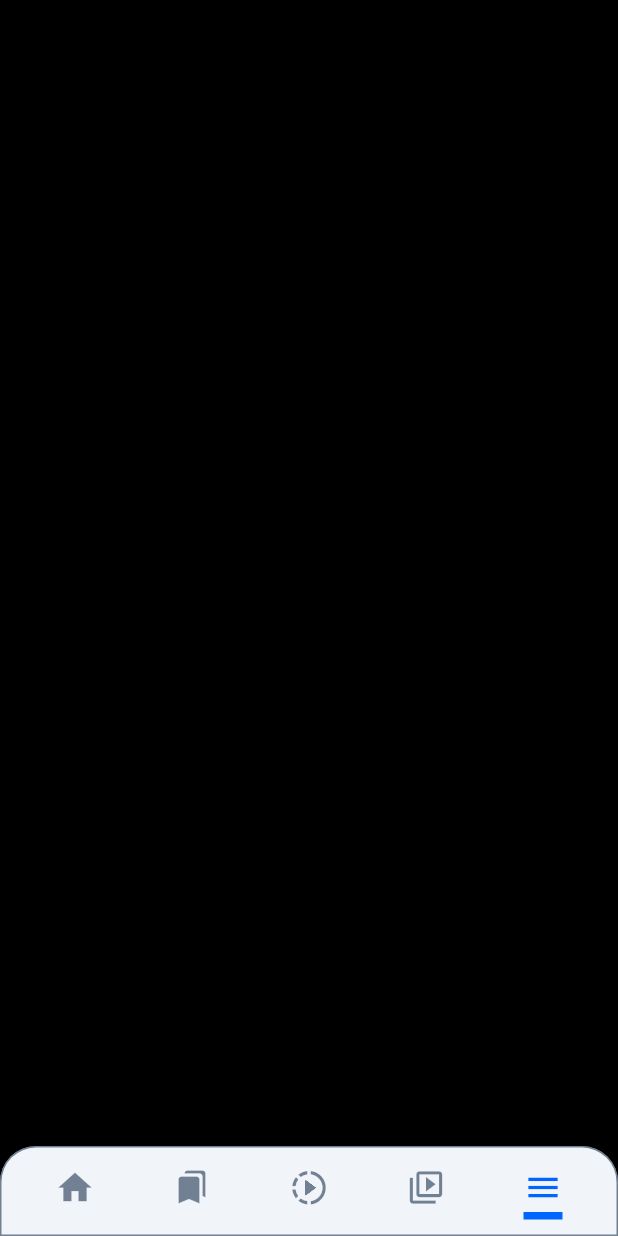
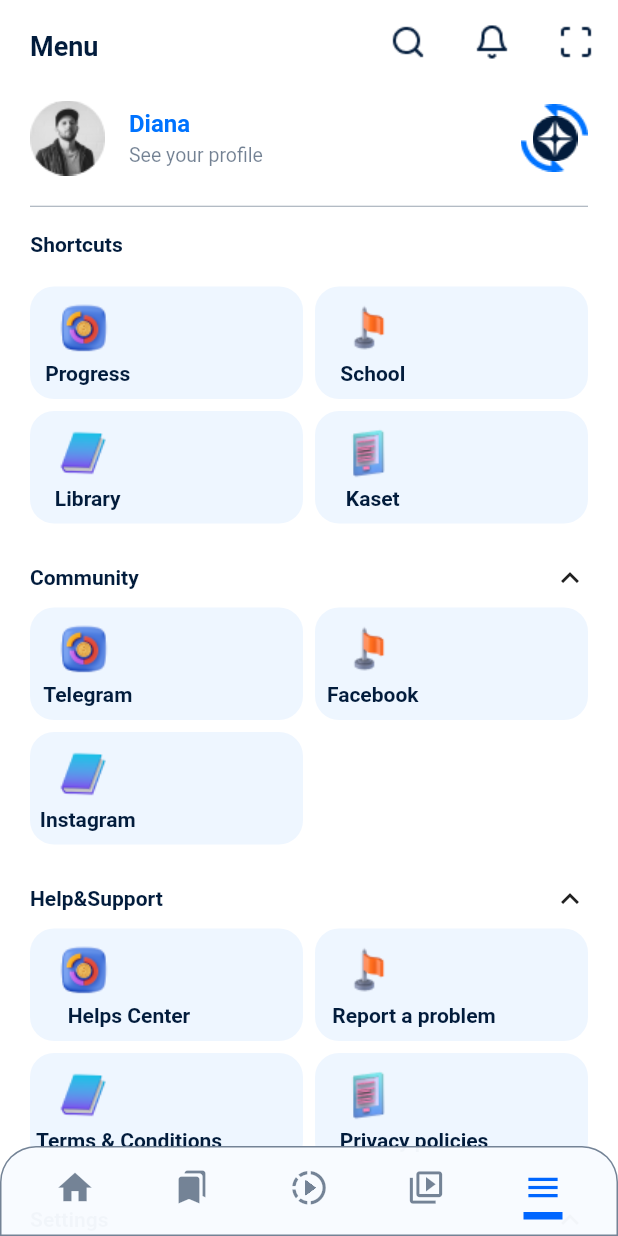
Before and after one commit to Dianagit168/Weteka_mobile, a Flutter app: the screen it shows after launch, item 5 of the bottom bar chosen, on a phone screen of 412 x 824 dp. Run offline on Flutter 3.47's test engine with Material 2 defaults, Android fonts, the phone set to English and light mode, and no system bars; our stand-ins replace smooth_page_indicator.

Commit message:
Already setting screen

```diff
--- /dev/null
+++ b/lib/data/shortcutsitem.dart
@@ -0,0 +1,28 @@
+import '../index.dart';
+
+List<Person> shorcutsItem = [
+  Person(img: 'assets/images/Donut Chart - Copy.png', userName: 'Progress'),
+  Person(img: 'assets/images/Donut Chart.png', userName: 'School'),
+  Person(img: 'assets/images/Donut Chart-1.png', userName: 'Library'),
+  Person(img: 'assets/images/Donut Chart-2.png', userName: 'Kaset'),
+];
+
+List<Person> commulist = [
+  Person(img: 'assets/images/Donut Chart - Copy.png', userName: 'Telegram'),
+  Person(img: 'assets/images/Donut Chart.png', userName: 'Facebook'),
+  Person(img: 'assets/images/Donut Chart-1.png', userName: 'Instagram'),
+];
+
+List<Person> helpsupportlist = [
+  Person(img: 'assets/images/Donut Chart - Copy.png', userName: 'Helps Center'),
+  Person(img: 'assets/images/Donut Chart.png', userName: 'Report a problem'),
+  Person(
+      img: 'assets/images/Donut Chart-1.png', userName: 'Terms & Conditions'),
+  Person(img: 'assets/images/Donut Chart-2.png', userName: 'Privacy policies'),
+];
+List<Person> settingList = [
+  Person(
+      img: 'assets/images/Donut Chart - Copy.png',
+      userName: 'Account settings'),
+  Person(img: 'assets/images/Donut Chart.png', userName: 'Preference'),
+];
--- a/lib/index.dart
+++ b/lib/index.dart
@@ -20,6 +20,10 @@ export '../widgets/librarypage.dart';
 export 'package:weteka/widgets/homepage.dart';
 export 'package:weteka/widgets/course.dart';
 export 'package:weteka/widgets/subchanel.dart';
+export '../widgets/coursepage.dart';
+export '../widgets/schoolsubscribed.dart';
+export '../widgets/settingpage.dart';
+export 'package:weteka/widgets/settingbody.dart';
 
 // Package Pub
 export 'package:smooth_page_indicator/smooth_page_indicator.dart';
--- a/lib/screen/main_tap.dart
+++ b/lib/screen/main_tap.dart
@@ -1,6 +1,4 @@
 import '../index.dart';
-import '../widgets/coursepage.dart';
-import '../widgets/schoolsubscribed.dart';
 
 class MainTap extends StatelessWidget {
   const MainTap({Key? key}) : super(key: key);
@@ -11,17 +9,13 @@ class MainTap extends StatelessWidget {
       length: 5,
       child: Scaffold(
         body: Stack(alignment: AlignmentDirectional.bottomCenter, children: [
-          TabBarView(
+          const TabBarView(
             children: [
-              const Homepage(),
-              const LibraryPage(),
-              const CoursePage(),
-              const SchoolSubscribedPage(),
-              Container(
-                color: Colors.black,
-                width: 100,
-                height: 100,
-              ),
+              Homepage(),
+              LibraryPage(),
+              CoursePage(),
+              SchoolSubscribedPage(),
+              SettingPage(),
             ],
           ),
           Container(
--- a/lib/widgets/button.dart
+++ b/lib/widgets/button.dart
@@ -9,12 +9,14 @@ class ElevatedButtonCust extends StatelessWidget {
     this.h,
     this.w,
     this.circleBut,
+    this.isColor = true,
   }) : super(key: key);
   final String? tit;
   final double? sizfo;
   final double? h;
   final double? w;
   final double? circleBut;
+  final bool? isColor;
   final void Function()? onNavigator;
 
   @override
@@ -22,7 +24,9 @@ class ElevatedButtonCust extends StatelessWidget {
     return ElevatedButton(
       style: ElevatedButton.styleFrom(
         minimumSize: Size(w!, h!),
-        primary: const Color.fromARGB(255, 0, 102, 255),
+        primary: isColor!
+            ? const Color.fromARGB(255, 0, 102, 255)
+            : const Color.fromARGB(255, 247, 84, 111),
         shape: RoundedRectangleBorder(
           borderRadius: BorderRadius.circular(circleBut!),
         ),
--- /dev/null
+++ b/lib/widgets/community.dart
@@ -0,0 +1,65 @@
+import '../data/shortcutsitem.dart';
+import '../index.dart';
+import 'customtext.dart';
+
+class Community extends StatelessWidget {
+  const Community({Key? key}) : super(key: key);
+
+  @override
+  Widget build(BuildContext context) {
+    return Column(
+      children: [
+        Padding(
+          padding:
+              const EdgeInsets.only(top: 24, left: 16, right: 16, bottom: 8),
+          child: Row(
+            mainAxisAlignment: MainAxisAlignment.spaceBetween,
+            children: const [
+              CustomText(
+                title: 'Community',
+              ),
+              Icon(Icons.keyboard_arrow_up_outlined),
+            ],
+          ),
+        ),
+        Padding(
+          padding: const EdgeInsets.only(left: 16, right: 16),
+          child: GridView.builder(
+            shrinkWrap: true,
+            itemCount: commulist.length,
+            gridDelegate: const SliverGridDelegateWithFixedCrossAxisCount(
+              crossAxisCount: 2,
+              crossAxisSpacing: 8,
+              mainAxisSpacing: 8,
+              mainAxisExtent: 75,
+            ),
+            itemBuilder: (context, index) {
+              return Container(
+                decoration: BoxDecoration(
+                  borderRadius: BorderRadius.circular(16),
+                  color: const Color.fromARGB(17, 0, 115, 255),
+                ),
+                child: Column(
+                  children: [
+                    Padding(
+                      padding: const EdgeInsets.only(top: 8, right: 110),
+                      child: Image.asset(
+                        '${commulist[index].img}',
+                      ),
+                    ),
+                    Padding(
+                      padding: const EdgeInsets.only(top: 3, right: 105),
+                      child: CustomText(
+                        title: '${commulist[index].userName}',
+                      ),
+                    )
+                  ],
+                ),
+              );
+            },
+          ),
+        ),
+      ],
+    );
+  }
+}
--- /dev/null
+++ b/lib/widgets/customtext.dart
@@ -0,0 +1,20 @@
+import '../index.dart';
+
+class CustomText extends StatelessWidget {
+  const CustomText({
+    Key? key,
+    this.title,
+  }) : super(key: key);
+  final String? title;
+
+  @override
+  Widget build(BuildContext context) {
+    return Text(
+      title!,
+      style: const TextStyle(
+        fontWeight: FontWeight.bold,
+        color: Color.fromARGB(255, 2, 28, 60),
+      ),
+    );
+  }
+}
--- /dev/null
+++ b/lib/widgets/help&support.dart
@@ -0,0 +1,65 @@
+import '../data/shortcutsitem.dart';
+import '../index.dart';
+import 'customtext.dart';
+
+class HelpAndSupport extends StatelessWidget {
+  const HelpAndSupport({Key? key}) : super(key: key);
+
+  @override
+  Widget build(BuildContext context) {
+    return Column(
+      children: [
+        Padding(
+          padding:
+              const EdgeInsets.only(top: 24, left: 16, right: 16, bottom: 8),
+          child: Row(
+            mainAxisAlignment: MainAxisAlignment.spaceBetween,
+            children: const [
+              CustomText(
+                title: 'Help&Support',
+              ),
+              Icon(Icons.keyboard_arrow_up_outlined),
+            ],
+          ),
+        ),
+        Padding(
+          padding: const EdgeInsets.only(left: 16, right: 16),
+          child: GridView.builder(
+            shrinkWrap: true,
+            itemCount: helpsupportlist.length,
+            gridDelegate: const SliverGridDelegateWithFixedCrossAxisCount(
+              crossAxisCount: 2,
+              crossAxisSpacing: 8,
+              mainAxisSpacing: 8,
+              mainAxisExtent: 75,
+            ),
+            itemBuilder: (context, index) {
+              return Container(
+                decoration: BoxDecoration(
+                  borderRadius: BorderRadius.circular(16),
+                  color: const Color.fromARGB(17, 0, 115, 255),
+                ),
+                child: Column(
+                  children: [
+                    Padding(
+                      padding: const EdgeInsets.only(top: 8, right: 110),
+                      child: Image.asset(
+                        '${helpsupportlist[index].img}',
+                      ),
+                    ),
+                    Padding(
+                      padding: const EdgeInsets.only(top: 3, right: 50),
+                      child: CustomText(
+                        title: '${helpsupportlist[index].userName}',
+                      ),
+                    )
+                  ],
+                ),
+              );
+            },
+          ),
+        ),
+      ],
+    );
+  }
+}
--- /dev/null
+++ b/lib/widgets/setting.dart
@@ -0,0 +1,64 @@
+import '../data/shortcutsitem.dart';
+import '../index.dart';
+import 'customtext.dart';
+
+class Settings extends StatelessWidget {
+  const Settings({Key? key}) : super(key: key);
+
+  @override
+  Widget build(BuildContext context) {
+    return Column(
+      children: [
+        Padding(
+          padding:
+              const EdgeInsets.only(top: 24, left: 16, right: 16, bottom: 8),
+          child: Row(
+            mainAxisAlignment: MainAxisAlignment.spaceBetween,
+            children: const [
+              CustomText(
+                title: 'Settings',
+              ),
+              Icon(Icons.keyboard_arrow_up_outlined),
+            ],
+          ),
+        ),
+        Padding(
+          padding: const EdgeInsets.only(left: 16, right: 16),
+          child: GridView.builder(
+            shrinkWrap: true,
+            itemCount: settingList.length,
+            gridDelegate: const SliverGridDelegateWithFixedCrossAxisCount(
+              crossAxisCount: 1,
+              crossAxisSpacing: 8,
+              mainAxisSpacing: 8,
+              mainAxisExtent: 75,
+            ),
+            itemBuilder: (context, index) {
+              return Container(
+                decoration: BoxDecoration(
+                  borderRadius: BorderRadius.circular(16),
+                  color: const Color.fromARGB(17, 0, 115, 255),
+                ),
+                child: Column(
+                  children: [
+                    Padding(
+                      padding: const EdgeInsets.only(top: 8, right: 300),
+                      child: Image.asset(
+                        '${settingList[index].img}',
+                      ),
+                    ),
+                    Padding(
+                        padding: const EdgeInsets.only(top: 3, right: 255),
+                        child: CustomText(
+                          title: '${settingList[index].userName}',
+                        ))
+                  ],
+                ),
+              );
+            },
+          ),
+        ),
+      ],
+    );
+  }
+}
--- /dev/null
+++ b/lib/widgets/settingbody.dart
@@ -0,0 +1,99 @@
+import 'package:weteka/widgets/setting.dart';
+import 'package:weteka/widgets/shortcuts.dart';
+
+import '../index.dart';
+import 'button.dart';
+import 'community.dart';
+import 'help&support.dart';
+
+class SettingBody extends StatelessWidget {
+  const SettingBody({
+    Key? key,
+  }) : super(key: key);
+
+  @override
+  Widget build(BuildContext context) {
+    return SingleChildScrollView(
+      physics: const BouncingScrollPhysics(),
+      child: SafeArea(
+          child: SingleChildScrollView(
+        child: Padding(
+          padding: const EdgeInsets.only(
+            left: 4,
+            right: 4,
+          ),
+          child: Column(
+            children: [
+              ListTile(
+                leading: Image.asset(
+                  'assets/images/Ellipse 4.png',
+                ),
+                title: const Text(
+                  'Diana',
+                  style: TextStyle(
+                    fontWeight: FontWeight.bold,
+                    color: Color.fromARGB(255, 0, 115, 255),
+                  ),
+                ),
+                subtitle: const Text(
+                  'See your profile',
+                  style: TextStyle(
+                    fontSize: 13,
+                    color: Color.fromARGB(141, 2, 28, 60),
+                  ),
+                ),
+                trailing: Container(
+                  height: 45,
+                  width: 45,
+                  decoration: const BoxDecoration(
+                    shape: BoxShape.circle,
+                  ),
+                  child: Stack(
+                    children: [
+                      Image.asset(
+                        'assets/images/ic_sharp-cameraswitch.png',
+                      ),
+                      Positioned(
+                        top: 8,
+                        left: 8,
+                        child: Image.asset(
+                          'assets/images/Group 42.png',
+                        ),
+                      )
+                    ],
+                  ),
+                ),
+              ),
+              const Padding(
+                padding: EdgeInsets.only(top: 8, left: 16, right: 16),
+                child: Divider(
+                  color: Color.fromARGB(102, 2, 28, 60),
+                  height: 3,
+                ),
+              ),
+              const ShortcutWidget(),
+              const Community(),
+              const HelpAndSupport(),
+              const Settings(),
+              Padding(
+                padding: const EdgeInsets.only(top: 16),
+                child: ElevatedButtonCust(
+                  tit: 'Logout',
+                  w: 370,
+                  h: 45,
+                  sizfo: 17,
+                  circleBut: 10,
+                  isColor: false,
+                  onNavigator: () {},
+                ),
+              ),
+              const SizedBox(
+                height: 250,
+              ),
+            ],
+          ),
+        ),
+      )),
+    );
+  }
+}
--- /dev/null
+++ b/lib/widgets/settingpage.dart
@@ -0,0 +1,16 @@
+import 'package:weteka/index.dart';
+
+class SettingPage extends StatelessWidget {
+  const SettingPage({Key? key}) : super(key: key);
+
+  @override
+  Widget build(BuildContext context) {
+    return SafeArea(
+      child: Scaffold(
+        backgroundColor: const Color.fromARGB(255, 255, 255, 255),
+        appBar: wetekaAppBar(context, isImg: false, title: 'Menu'),
+        body: const SettingBody(),
+      ),
+    );
+  }
+}
--- /dev/null
+++ b/lib/widgets/shortcuts.dart
@@ -0,0 +1,60 @@
+import '../data/shortcutsitem.dart';
+import '../index.dart';
+import 'customtext.dart';
+
+class ShortcutWidget extends StatelessWidget {
+  const ShortcutWidget({
+    Key? key,
+  }) : super(key: key);
+
+  @override
+  Widget build(BuildContext context) {
+    return Column(
+      children: [
+        const Padding(
+          padding: EdgeInsets.only(right: 310, top: 16, bottom: 20),
+          child: CustomText(
+            title: 'Shortcuts',
+          ),
+        ),
+        Padding(
+          padding: const EdgeInsets.only(left: 16, right: 16),
+          child: GridView.builder(
+            shrinkWrap: true,
+            itemCount: shorcutsItem.length,
+            gridDelegate: const SliverGridDelegateWithFixedCrossAxisCount(
+              crossAxisCount: 2,
+              crossAxisSpacing: 8,
+              mainAxisSpacing: 8,
+              mainAxisExtent: 75,
+            ),
+            itemBuilder: (context, index) {
+              return Container(
+                decoration: BoxDecoration(
+                  borderRadius: BorderRadius.circular(16),
+                  color: const Color.fromARGB(17, 0, 115, 255),
+                ),
+                child: Column(
+                  children: [
+                    Padding(
+                      padding: const EdgeInsets.only(top: 8, right: 110),
+                      child: Image.asset(
+                        '${shorcutsItem[index].img}',
+                      ),
+                    ),
+                    Padding(
+                      padding: const EdgeInsets.only(top: 3, right: 105),
+                      child: CustomText(
+                        title: '${shorcutsItem[index].userName}',
+                      ),
+                    )
+                  ],
+                ),
+              );
+            },
+          ),
+        ),
+      ],
+    );
+  }
+}
--- a/lib/widgets/wetekaappbar.dart
+++ b/lib/widgets/wetekaappbar.dart
@@ -1,14 +1,25 @@
 import '../index.dart';
 
 PreferredSizeWidget wetekaAppBar(BuildContext context,
-    {bool? isSearch = true}) {
+    {bool? isSearch = true, bool? isImg = true, String? title}) {
   return AppBar(
-    flexibleSpace: Container(
-      margin: const EdgeInsets.only(right: 240, top: 10),
-      child: Image.asset(
-        'assets/images/weteka logo.png',
-      ),
-    ),
+    flexibleSpace: isImg!
+        ? Container(
+            margin: const EdgeInsets.only(right: 240, top: 10),
+            child: Image.asset(
+              'assets/images/weteka logo.png',
+            ),
+          )
+        : Padding(
+            padding: const EdgeInsets.only(left: 20, top: 20),
+            child: Text(
+              title!,
+              style: const TextStyle(
+                  fontWeight: FontWeight.bold,
+                  fontSize: 18,
+                  color: Color.fromARGB(255, 2, 28, 60)),
+            ),
+          ),
     actions: [
       isSearch! ? Image.asset('assets/images/search.png') : Container(),
       Image.asset('assets/images/bell.png'),
```
Also changed, not shown: assets/images/Donut Chart - Copy.png (added), assets/images/Donut Chart-1.png (added), assets/images/Donut Chart-2.png (added), assets/images/Donut Chart.png (added), assets/images/Ellipse 4.png (added), assets/images/ic_sharp-cameraswitch.png (added).
